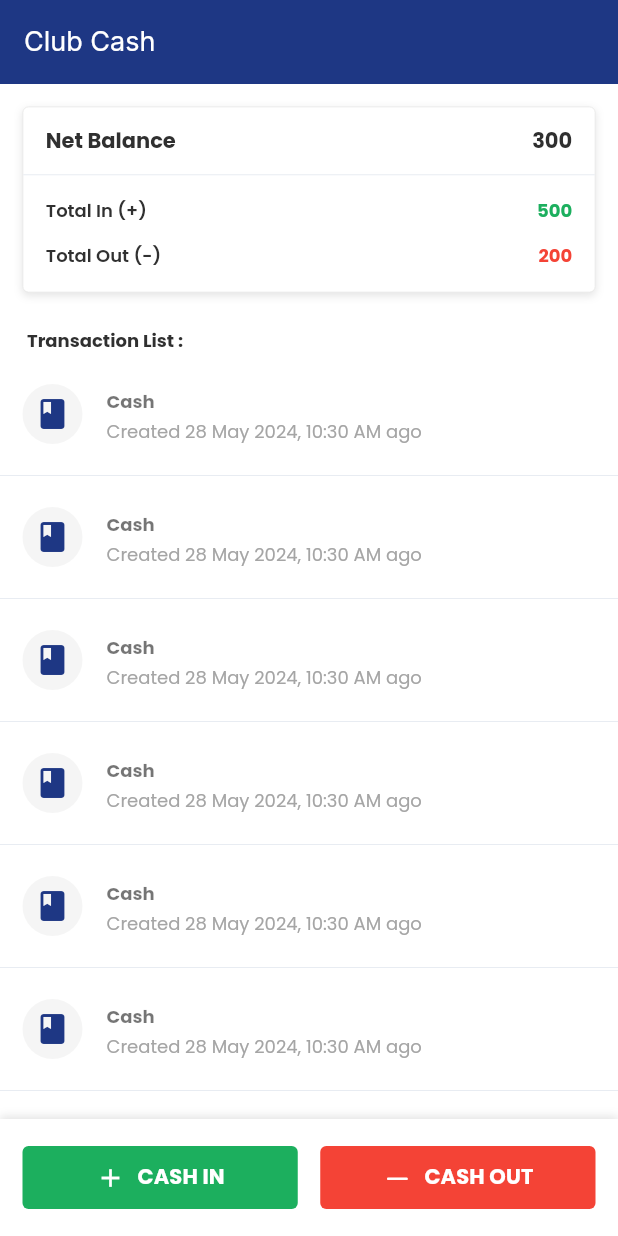
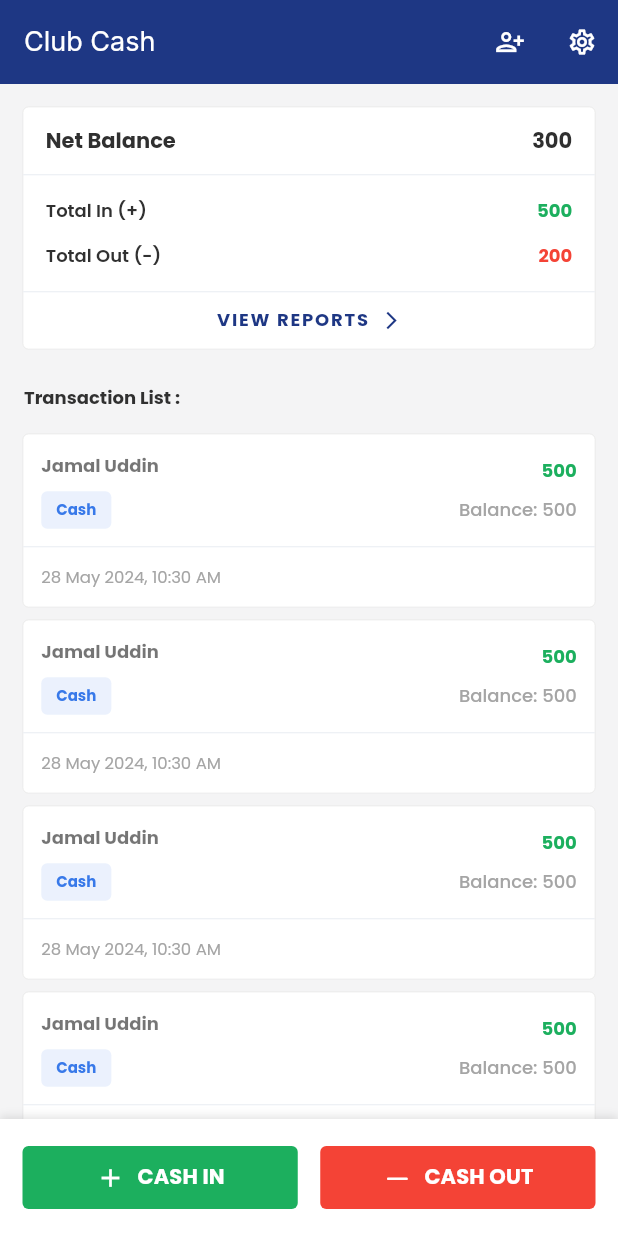
Before and after one commit to rifathossain82/club-cash, a Flutter app: the screen it shows after launch, on a phone screen of 412 x 824 dp. Run offline on Flutter 3.47's test engine with Material 2 defaults, Android fonts, the phone set to English and light mode, and no system bars; our stand-ins replace connectivity_plus, get, get_storage, google_fonts, image_picker, logger.

Commit message:
home-ui updated

```diff
--- a/lib/src/core/utils/color.dart
+++ b/lib/src/core/utils/color.dart
@@ -1,7 +1,7 @@
 import 'package:flutter/material.dart';
 
 Color kPrimaryColor = const Color(0xFF1e3784);
-Color kScaffoldBackgroundColor = Colors.white;
+Color kScaffoldBackgroundColor = const Color(0xFFf4f4f5);
 
 Color successColor = Colors.green;
 Color failedColor = Colors.red;
--- /dev/null
+++ b/lib/src/core/widgets/k_logo.dart
@@ -0,0 +1,20 @@
+import 'package:club_cash/src/core/utils/asset_path.dart';
+import 'package:flutter/material.dart';
+
+class KLogo extends StatelessWidget {
+  final double? height;
+  final double? width;
+  const KLogo({Key? key, this.height, this.width}) : super(key: key);
+
+  @override
+  Widget build(BuildContext context) {
+    return Hero(
+      tag: 'KLogo',
+      child: Image.asset(
+        AssetPath.appLogo,
+        height: height ?? 120,
+        width: width ?? 200,
+      ),
+    );
+  }
+}
--- /dev/null
+++ b/lib/src/core/widgets/status_builder.dart
@@ -0,0 +1,35 @@
+import 'package:club_cash/src/core/extensions/build_context_extension.dart';
+import 'package:flutter/material.dart';
+
+class StatusBuilder extends StatelessWidget {
+  final String status;
+  final Color statusColor;
+
+  const StatusBuilder({
+    Key? key,
+    required this.status,
+    required this.statusColor,
+  }) : super(key: key);
+
+  @override
+  Widget build(BuildContext context) {
+    return Container(
+      padding: const EdgeInsets.symmetric(
+        vertical: 5,
+        horizontal: 10,
+      ),
+      decoration: BoxDecoration(
+        color: statusColor.withOpacity(0.1),
+        borderRadius: BorderRadius.circular(4),
+      ),
+      child: Text(
+        status,
+        style: context.appTextTheme.bodySmall?.copyWith(
+          fontWeight: FontWeight.bold,
+          color: statusColor,
+          fontSize: 10,
+        ),
+      ),
+    );
+  }
+}
--- a/lib/src/features/home/view/pages/homepage.dart
+++ b/lib/src/features/home/view/pages/homepage.dart
@@ -12,9 +12,7 @@ class Homepage extends StatelessWidget {
   @override
   Widget build(BuildContext context) {
     return Scaffold(
-      appBar: AppBar(
-        title: const Text(AppConstants.appName),
-      ),
+      appBar: _homepageAppBar(),
       body: const HomepageBody(),
       bottomNavigationBar: _BottomNavigationBar(
         onCashIn: _onCashIn,
@@ -23,10 +21,50 @@ class Homepage extends StatelessWidget {
     );
   }
 
+  AppBar _homepageAppBar() {
+    return AppBar(
+      title: const Text(AppConstants.appName),
+      actions: [
+        _AppBarIconButton(
+          onPressed: _onPressedMember,
+          iconData: Icons.person_add_alt,
+        ),
+        _AppBarIconButton(
+          onPressed: _onPressedSettings,
+          iconData: Icons.settings_outlined,
+        ),
+      ],
+    );
+  }
 
-  void _onCashIn(){}
+  void _onPressedMember() {}
 
-  void _onCashOut(){}
+  void _onPressedSettings() {}
+
+  void _onCashIn() {}
+
+  void _onCashOut() {}
+}
+
+class _AppBarIconButton extends StatelessWidget {
+  final VoidCallback onPressed;
+  final IconData iconData;
+
+  const _AppBarIconButton({
+    required this.onPressed,
+    required this.iconData,
+  });
+
+  @override
+  Widget build(BuildContext context) {
+    return IconButton(
+      onPressed: onPressed,
+      icon: Icon(
+        iconData,
+        size: 20,
+      ),
+    );
+  }
 }
 
 class _BottomNavigationBar extends StatelessWidget {
--- a/lib/src/features/home/view/widgets/homepage_body.dart
+++ b/lib/src/features/home/view/widgets/homepage_body.dart
@@ -1,6 +1,5 @@
-import 'package:club_cash/src/core/extensions/build_context_extension.dart';
-import 'package:club_cash/src/core/utils/color.dart';
 import 'package:club_cash/src/features/home/view/widgets/net_balance_card_widget.dart';
+import 'package:club_cash/src/features/home/view/widgets/transaction_list_title_text.dart';
 import 'package:club_cash/src/features/home/view/widgets/transaction_list_widget.dart';
 import 'package:flutter/material.dart';
 
@@ -12,25 +11,7 @@ class HomepageBody extends StatelessWidget {
     return Column(
       children: [
         NetBalanceCardWidget(),
-        Padding(
-          padding: const EdgeInsets.only(
-            left: 18,
-            right: 15,
-            top: 8,
-            bottom: 4,
-          ),
-          child: Align(
-            alignment: Alignment.centerLeft,
-            child: Text(
-              "Transaction List : ",
-              textAlign: TextAlign.start,
-              style: context.appTextTheme.bodySmall?.copyWith(
-                fontWeight: FontWeight.bold,
-                color: kBlackLight,
-              ),
-            ),
-          ),
-        ),
+        const TransactionListTitleText(),
         Expanded(
           child: TransactionListWidget(),
         ),
--- a/lib/src/features/home/view/widgets/net_balance_card_widget.dart
+++ b/lib/src/features/home/view/widgets/net_balance_card_widget.dart
@@ -1,6 +1,5 @@
 import 'package:club_cash/src/core/extensions/build_context_extension.dart';
 import 'package:club_cash/src/core/utils/color.dart';
-import 'package:club_cash/src/core/widgets/k_box_shadow.dart';
 import 'package:club_cash/src/core/widgets/k_divider.dart';
 import 'package:flutter/material.dart';
 
@@ -18,9 +17,6 @@ class NetBalanceCardWidget extends StatelessWidget {
           color: kGreyLight,
           width: 0.5,
         ),
-        boxShadow: [
-          KBoxShadow.item(),
-        ],
       ),
       child: Column(
         mainAxisSize: MainAxisSize.min,
@@ -101,6 +97,36 @@ class NetBalanceCardWidget extends StatelessWidget {
               ],
             ),
           ),
+          const KDivider(height: 0),
+          Padding(
+            padding: const EdgeInsets.symmetric(
+              horizontal: 15,
+              vertical: 10
+            ),
+            child: GestureDetector(
+              behavior: HitTestBehavior.opaque,
+              onTap: () {},
+              child: Row(
+                mainAxisAlignment: MainAxisAlignment.center,
+                children: [
+                  Text(
+                    'view reports'.toUpperCase(),
+                    style: context.appTextTheme.bodySmall?.copyWith(
+                      fontWeight: FontWeight.bold,
+                      color: kPrimaryColor,
+                      letterSpacing: 1.2,
+                    ),
+                  ),
+                  const SizedBox(width: 8),
+                  Icon(
+                    Icons.arrow_forward_ios_outlined,
+                    color: kPrimaryColor,
+                    size: 14,
+                  ),
+                ],
+              ),
+            ),
+          ),
         ],
       ),
     );
--- a/lib/src/features/home/view/widgets/transaction_item_widget.dart
+++ b/lib/src/features/home/view/widgets/transaction_item_widget.dart
@@ -2,66 +2,87 @@ import 'package:club_cash/src/core/extensions/build_context_extension.dart';
 import 'package:club_cash/src/core/extensions/date_time_extension.dart';
 import 'package:club_cash/src/core/utils/color.dart';
 import 'package:club_cash/src/core/widgets/k_divider.dart';
+import 'package:club_cash/src/core/widgets/status_builder.dart';
 import 'package:flutter/material.dart';
 
 class TransactionItemWidget extends StatelessWidget {
-
-  const TransactionItemWidget({
-    Key? key
-  }) : super(key: key);
+  const TransactionItemWidget({Key? key}) : super(key: key);
 
   @override
   Widget build(BuildContext context) {
     return GestureDetector(
-      behavior: HitTestBehavior.opaque,
+      child: Container(
+        decoration: BoxDecoration(
+          color: kWhite,
+          borderRadius: BorderRadius.circular(4),
+          border: Border.all(
+            color: kGreyLight,
+            width: 0.5,
+          ),
+        ),
         child: Column(
+          crossAxisAlignment: CrossAxisAlignment.start,
+          children: [
+            Padding(
+              padding: const EdgeInsets.all(12),
+              child: Row(
+                mainAxisAlignment: MainAxisAlignment.spaceBetween,
+                children: [
+                  Column(
+                    crossAxisAlignment: CrossAxisAlignment.start,
                     mainAxisSize: MainAxisSize.min,
                     children: [
-          ListTile(
-            contentPadding: const EdgeInsets.only(
-              left: 15,
-            ),
-            leading: Container(
-              height: 40,
-              width: 40,
-              alignment: Alignment.center,
-              decoration: BoxDecoration(
-                color: kGreyLight.withOpacity(0.4),
-                shape: BoxShape.circle,
-              ),
-              child: Icon(
-                Icons.book,
-                color: kPrimaryColor,
-              ),
-            ),
-            title: Text(
-              "Cash",
+                      Text(
+                        "Jamal Uddin",
                         style: context.appTextTheme.bodySmall?.copyWith(
                           fontWeight: FontWeight.bold,
                         ),
                       ),
-            subtitle: Text(
-              'Created ${DateTime.now().formattedDateTime} ago',
+                      const SizedBox(height: 8),
+                      StatusBuilder(
+                        status: 'Cash',
+                        statusColor: kBlue,
+                      ),
+                    ],
+                  ),
+                  const SizedBox(width: 8),
+                  Column(
+                    crossAxisAlignment: CrossAxisAlignment.end,
+                    mainAxisSize: MainAxisSize.min,
+                    children: [
+                      Text(
+                        "500",
                         style: context.appTextTheme.bodySmall?.copyWith(
+                          fontWeight: FontWeight.bold,
+                          color: kGreen,
+                        ),
+                      ),
+                      const SizedBox(height: 8),
+                      Text(
+                        '${'Balance'}: 500',
+                        style: context.appTextTheme.bodySmall?.copyWith(
+                          fontWeight: FontWeight.w500,
                           color: kGreyTextColor,
                         ),
                       ),
-            trailing: Row(
-              mainAxisSize: MainAxisSize.min,
-              children: [
-                Text(
-                  '',
-                  style: context.appTextTheme.bodySmall?.copyWith(
-                    color: kGreen,
-                    fontWeight: FontWeight.bold,
+                    ],
                   ),
-                ),
-                const SizedBox(width: 8),
                 ],
               ),
             ),
-          const KDivider(),
+            const KDivider(height: 0),
+            Padding(
+              padding: const EdgeInsets.all(12),
+              child: Text(
+                DateTime.now().formattedDateTime,
+                style: context.appTextTheme.bodySmall?.copyWith(
+                  color: kGreyTextColor,
+                  fontSize: 11,
+                ),
+              ),
+            ),
           ],
+        ),
       ),
     );
   }
--- /dev/null
+++ b/lib/src/features/home/view/widgets/transaction_list_title_text.dart
@@ -0,0 +1,29 @@
+import 'package:club_cash/src/core/extensions/build_context_extension.dart';
+import 'package:club_cash/src/core/utils/color.dart';
+import 'package:flutter/material.dart';
+
+class TransactionListTitleText extends StatelessWidget {
+  const TransactionListTitleText({super.key});
+
+  @override
+  Widget build(BuildContext context) {
+    return Padding(
+      padding: const EdgeInsets.only(
+        left: 16,
+        right: 15,
+        top: 8,
+      ),
+      child: Align(
+        alignment: Alignment.centerLeft,
+        child: Text(
+          "Transaction List : ",
+          textAlign: TextAlign.start,
+          style: context.appTextTheme.bodySmall?.copyWith(
+            fontWeight: FontWeight.bold,
+            color: kBlackLight,
+          ),
+        ),
+      ),
+    );
+  }
+}
--- a/lib/src/features/home/view/widgets/transaction_list_widget.dart
+++ b/lib/src/features/home/view/widgets/transaction_list_widget.dart
@@ -6,10 +6,12 @@ class TransactionListWidget extends StatelessWidget {
 
   @override
   Widget build(BuildContext context) {
-    return ListView.builder(
+    return ListView.separated(
       physics: const BouncingScrollPhysics(),
+      padding: const EdgeInsets.all(15),
       itemCount: 8,
       itemBuilder: (context, index) => const TransactionItemWidget(),
+      separatorBuilder: (context, index) => const SizedBox(height: 8),
     );
   }
 }
--- a/lib/src/features/splash/view/pages/splash_page.dart
+++ b/lib/src/features/splash/view/pages/splash_page.dart
@@ -4,6 +4,7 @@ import 'package:club_cash/src/core/routes/routes.dart';
 import 'package:club_cash/src/core/services/local_storage.dart';
 import 'package:club_cash/src/core/theme/app_theme.dart';
 import 'package:club_cash/src/core/utils/asset_path.dart';
+import 'package:club_cash/src/core/utils/color.dart';
 import 'package:flutter/material.dart';
 import 'package:get/get.dart';
 
@@ -70,6 +71,7 @@ class _SplashScreenState extends State<SplashPage>
   @override
   Widget build(BuildContext context) {
     return Scaffold(
+      backgroundColor: kWhite,
       body: Center(
         child: Image.asset(
           AssetPath.appLogo,
```
Lines whose indentation alone changed are shown as unchanged.
